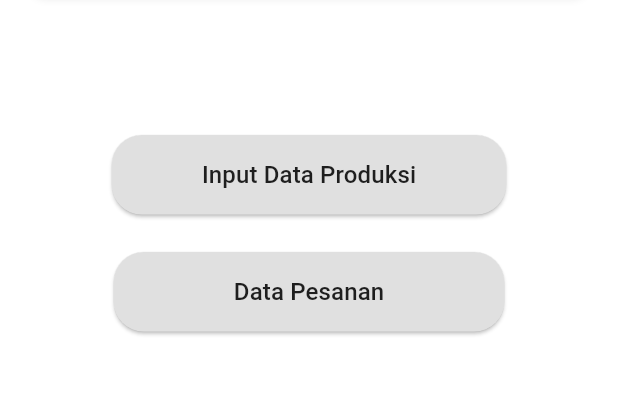
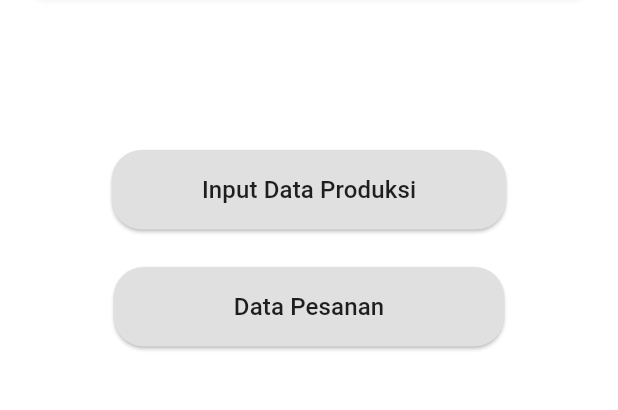
Before and after one commit to mufidaa14/Umey-Mey-Fashion, a Flutter app: the screen it shows after launch, on a phone screen of 412 x 824 dp, the part 375-785 px from its top. Run offline on Flutter 3.47's test engine with Material 3 defaults, Android fonts, the phone set to English and light mode, and no system bars.

Commit message:
mengubah ukuran di home.dart

```diff
--- a/lib/home.dart
+++ b/lib/home.dart
@@ -74,7 +74,7 @@ class HomePage extends StatelessWidget {
               ],
             ),
 
-            const SizedBox(height: 90), // jarak antara card dan tombol
+            const SizedBox(height: 100), // jarak antara card dan tombol
 
             // Tombol Input Data Produksi
             ElevatedButton(
```
